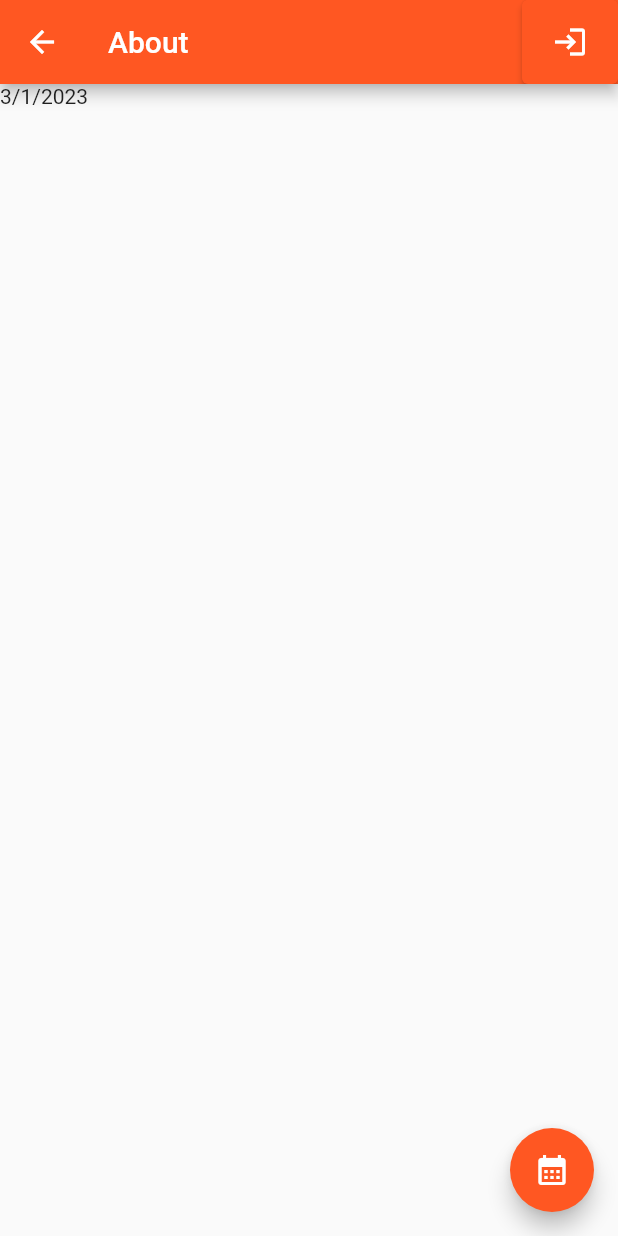
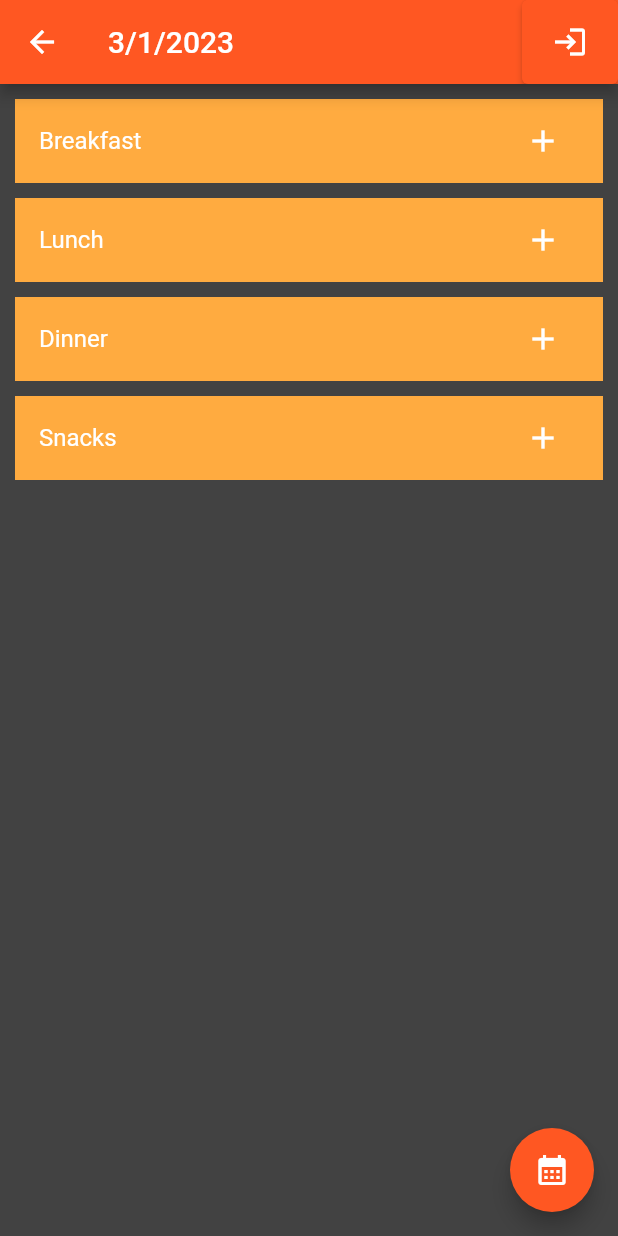
Before and after one commit to aNnAm2606/Mobiles_Task2, a Flutter app: the DayScreen screen opened by its route, on a phone screen of 412 x 824 dp. Run offline on Flutter 3.47's test engine with Material 2 defaults, Android fonts, the phone set to English and light mode, and no system bars; our stand-ins replace cloud_firestore, firebase_core; accounts and stored records are empty.

Commit message:
Preparing to add breakfast/snacks/dinner/etc...

```diff
--- a/lib/screens/about_screen.dart
+++ b/lib/screens/about_screen.dart
@@ -9,6 +9,7 @@ class About extends StatelessWidget {
   @override
   Widget build(BuildContext context) {
     return Scaffold(
+      backgroundColor: Colors.grey[800],
       appBar: AppBar(title: const Text("About"), actions: [
         ElevatedButton(
           onPressed: () {
@@ -54,8 +55,11 @@ class _GroupInfo extends StatelessWidget {
             child: Column(
               mainAxisAlignment: MainAxisAlignment.start,
               children: [
-                Text(docSnap['group_name'], style: const TextStyle(fontSize: 24)),
-                const SizedBox(height: 10,),
+                Text(docSnap['group_name'],
+                    style: const TextStyle(fontSize: 24)),
+                const SizedBox(
+                  height: 10,
+                ),
                 Text(
                   docSnap['member_01'],
                   style: const TextStyle(fontSize: 18),
--- a/lib/screens/day_screen.dart
+++ b/lib/screens/day_screen.dart
@@ -7,29 +7,91 @@ class DayScreen extends StatelessWidget {
   @override
   Widget build(BuildContext context) {
     return Scaffold(
-      appBar: AppBar(title: const Text("About"), actions: [
+      backgroundColor: Colors.grey[800],
+      appBar:
+          AppBar(title: Text("${day.day}/${day.month}/${day.year}"), actions: [
         ElevatedButton(
-          onPressed: (){
+          onPressed: () {
             Navigator.of(context).pushNamed('/');
           },
           child: const Icon(Icons.login),
         )
       ]),
-      body: Row(
-        children: [
-          Text('${day.day}/'),
-          Text('${day.month}/'),
-          Text('${day.year}'),
-        ],
+      body: Padding(
+        padding: const EdgeInsets.all(10),
+        child: Column(
+          children: [
+            ListTile(
+              title: const Text('Breakfast'),
+              textColor: Colors.white,
+              tileColor: Colors.orangeAccent,
+              selectedTileColor: const Color.fromARGB(255, 255, 99, 64),
+              trailing: IconButton(
+                onPressed: () {
+                  //setState(() {});
+                },
+                icon: const Icon(
+                  Icons.add,
+                  color: Colors.white,
+                ),
+              ),
+            ),
+            const Padding(padding: EdgeInsets.only(bottom: 10)),
+            ListTile(
+              title: const Text('Lunch'),
+              textColor: Colors.white,
+              tileColor: Colors.orangeAccent,
+              selectedTileColor: const Color.fromARGB(255, 255, 99, 64),
+              trailing: IconButton(
+                onPressed: () {
+                  //setState(() {});
+                },
+                icon: const Icon(
+                  Icons.add,
+                  color: Colors.white,
+                ),
+              ),
+            ),
+            const Padding(padding: EdgeInsets.only(bottom: 10)),
+            ListTile(
+              title: const Text('Dinner'),
+              textColor: Colors.white,
+              tileColor: Colors.orangeAccent,
+              selectedTileColor: const Color.fromARGB(255, 255, 99, 64),
+              trailing: IconButton(
+                onPressed: () {
+                  //setState(() {});
+                },
+                icon: const Icon(
+                  Icons.add,
+                  color: Colors.white,
+                ),
+              ),
+            ),
+            const Padding(padding: EdgeInsets.only(bottom: 10)),
+            ListTile(
+              title: const Text('Snacks'),
+              textColor: Colors.white,
+              tileColor: Colors.orangeAccent,
+              selectedTileColor: const Color.fromARGB(255, 255, 99, 64),
+              trailing: IconButton(
+                onPressed: () {
+                  //setState(() {});
+                },
+                icon: const Icon(
+                  Icons.add,
+                  color: Colors.white,
+                ),
+              ),
+            ),
+          ],
+        ),
       ),
-
       floatingActionButton: FloatingActionButton(
         child: const Icon(Icons.calendar_month),
-
         onPressed: () {
           showcalendar(context).then(
-            (value) {
-            },
+            (value) {},
           );
         },
       ),
--- a/lib/screens/dish_screen.dart
+++ b/lib/screens/dish_screen.dart
@@ -20,11 +20,15 @@ class DishScreen extends StatelessWidget {
         }
         final userList = snapshot.data!;
         return Scaffold(
+          backgroundColor: Colors.grey[800],
           appBar: AppBar(title: Text(userList.name)),
           body: Column(
             children: [
-              const Expanded(flex: 1, child: Text('Ingredients' , style: TextStyle(fontSize: 20))),
-              Expanded( flex: 11,
+              const Expanded(
+                  flex: 1,
+                  child: Text('Ingredients', style: TextStyle(fontSize: 20))),
+              Expanded(
+                flex: 11,
                 child: ListView.builder(
                   itemCount: userList.ingredients.length,
                   itemBuilder: (context, index) {
--- a/lib/screens/favourite_food.dart
+++ b/lib/screens/favourite_food.dart
@@ -1,8 +1,6 @@
 import 'package:flutter/material.dart';
 import 'package:cloud_firestore/cloud_firestore.dart';
 import 'package:firebase_core/firebase_core.dart';
-
-import 'package:deliverabl1task_2/firebase_options.dart';
 
 class FavouriteFood extends StatefulWidget {
   const FavouriteFood({super.key});
@@ -139,7 +137,7 @@ class _FavouriteFoodState extends State<FavouriteFood> {
             context: context,
             builder: (BuildContext context) {
               return AlertDialog(
-                title: const Text('Add an Element'),
+                title: const Text('Add a Favourite Food'),
                 content: TextField(
                   onChanged: (String value) {
                     _userToDo = value;
--- a/lib/screens/main_screen.dart
+++ b/lib/screens/main_screen.dart
@@ -10,7 +10,7 @@ class MainScreen extends StatelessWidget {
       appBar: AppBar(
         title: const Text('Task 2'),
         centerTitle: true,
-        backgroundColor: Colors.orangeAccent,
+        backgroundColor: Color.fromARGB(255, 255, 80, 64),
         actions: [
           IconButton(
             icon: const Icon(Icons.donut_small),
@@ -24,7 +24,6 @@ class MainScreen extends StatelessWidget {
         mainAxisAlignment: MainAxisAlignment.center,
         crossAxisAlignment: CrossAxisAlignment.center,
         children: [
-
           newButtonDesign(context, 'day', 'Meal Diary'),
           separation(),
           newButtonDesign(context, 'tryings', 'Recipes'),
@@ -36,15 +35,12 @@ class MainScreen extends StatelessWidget {
     );
   }
 
-
   SizedBox separation() {
     return const SizedBox(
       height: 10,
       width: 400,
     );
   }
-
-
 
   SizedBox newButtonDesign(
       BuildContext context, String screen, String buttonName) {
```
Lines whose indentation alone changed are shown as unchanged.
